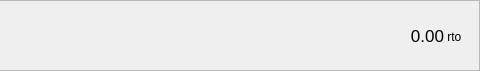
Qt form src/gui/ui/accountframe.ui (MrE-Fog/CCR-Wallet) before a commit; both pictures show x 320 to 800 and y 0 to 71 of the 800 by 71 pixel window.
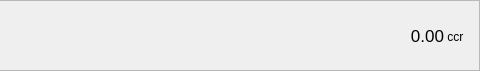
The same form after that commit. Icons and pictures are not drawn.

Diff of the .ui file:
```diff
--- a/src/gui/ui/accountframe.ui
+++ b/src/gui/ui/accountframe.ui
@@ -286,7 +286,7 @@
           </size>
          </property>
          <property name="text">
-          <string> rto</string>
+          <string> ccr</string>
          </property>
          <property name="alignment">
           <set>Qt::AlignBottom|Qt::AlignLeading|Qt::AlignLeft</set>
```
